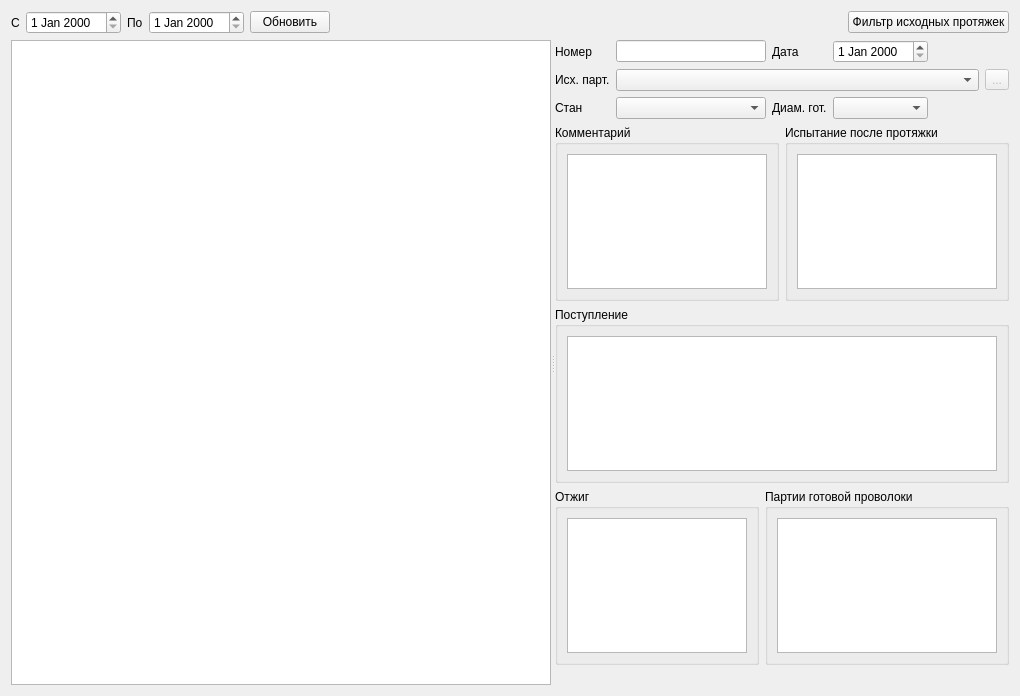
Qt form formpodt.ui (Sergeyego/wire_pr) before a commit.
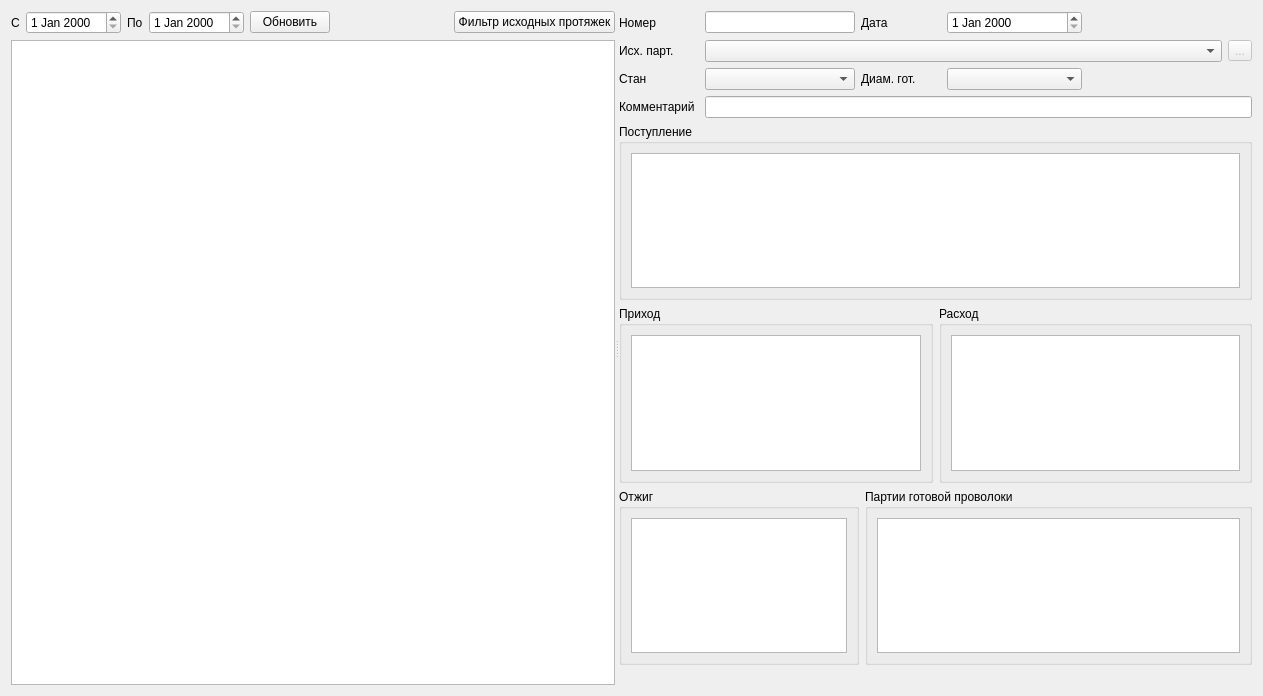
The same form after that commit. Icons and pictures are not drawn. Custom widgets are drawn as their Qt base class.

The edit to the form file:
```diff
--- a/formpodt.ui
+++ b/formpodt.ui
@@ -6,16 +6,23 @@
    <rect>
     <x>0</x>
     <y>0</y>
-    <width>1020</width>
+    <width>1263</width>
     <height>696</height>
    </rect>
   </property>
   <property name="windowTitle">
    <string>Подтяжки</string>
   </property>
-  <layout class="QVBoxLayout" name="verticalLayout_7">
+  <layout class="QVBoxLayout" name="verticalLayout_10">
    <item>
-    <layout class="QHBoxLayout" name="horizontalLayout_3">
+    <widget class="QSplitter" name="splitter">
+     <property name="orientation">
+      <enum>Qt::Horizontal</enum>
+     </property>
+     <widget class="QWidget" name="layoutWidget">
+      <layout class="QVBoxLayout" name="verticalLayout_8">
+       <item>
+        <layout class="QHBoxLayout" name="horizontalLayout_4">
      <item>
       <widget class="QLabel" name="label_8">
        <property name="text">
@@ -76,10 +83,6 @@
     </layout>
    </item>
    <item>
-    <widget class="QSplitter" name="splitter">
-     <property name="orientation">
-      <enum>Qt::Horizontal</enum>
-     </property>
      <widget class="QTableView" name="tableView">
       <property name="minimumSize">
        <size>
@@ -97,8 +100,11 @@
        <enum>QAbstractItemView::SelectRows</enum>
       </property>
      </widget>
+       </item>
+      </layout>
+     </widget>
      <widget class="QWidget" name="layoutWidget">
-      <layout class="QVBoxLayout" name="verticalLayout_5">
+      <layout class="QVBoxLayout" name="verticalLayout_9">
        <item>
         <layout class="QGridLayout" name="gridLayout">
          <item row="0" column="0">
@@ -228,48 +234,68 @@
            </property>
           </spacer>
          </item>
-        </layout>
-       </item>
-       <item>
-        <layout class="QHBoxLayout" name="horizontalLayout">
-         <item>
-          <widget class="QGroupBox" name="groupBox_3">
-           <property name="title">
+         <item row="3" column="0">
+          <widget class="QLabel" name="label_3">
+           <property name="text">
             <string>Комментарий</string>
            </property>
-           <layout class="QVBoxLayout" name="verticalLayout_4">
-            <item>
-             <widget class="QPlainTextEdit" name="textEditComment"/>
-            </item>
-           </layout>
           </widget>
          </item>
-         <item>
-          <widget class="QGroupBox" name="groupBoxMech">
-           <property name="title">
-            <string>Испытание после протяжки</string>
-           </property>
-           <layout class="QVBoxLayout" name="verticalLayout_2">
-            <item>
-             <widget class="DbViewer" name="tableViewMech"/>
-            </item>
-           </layout>
-          </widget>
-         </item>
-        </layout>
-       </item>
+         <item row="3" column="1" colspan="5">
+          <widget class="QLineEdit" name="lineEditComm"/>
+         </item>
+        </layout>
+       </item>
+       <item>
+        <layout class="QHBoxLayout" name="horizontalLayout">
        <item>
         <widget class="QGroupBox" name="groupBoxCont">
+           <property name="minimumSize">
+            <size>
+             <width>500</width>
+             <height>0</height>
+            </size>
+           </property>
          <property name="title">
           <string>Поступление</string>
          </property>
-         <layout class="QVBoxLayout" name="verticalLayout">
+           <layout class="QVBoxLayout" name="verticalLayout_7">
           <item>
            <widget class="DbViewer" name="tableViewCont"/>
           </item>
          </layout>
         </widget>
        </item>
+        </layout>
+       </item>
+       <item>
+        <layout class="QHBoxLayout" name="horizontalLayout_3">
+         <item>
+          <widget class="QGroupBox" name="groupBoxPodtIn">
+           <property name="title">
+            <string>Приход</string>
+           </property>
+           <layout class="QVBoxLayout" name="verticalLayout">
+            <item>
+             <widget class="DbViewer" name="tableViewPodtIn"/>
+            </item>
+           </layout>
+          </widget>
+         </item>
+         <item>
+          <widget class="QGroupBox" name="groupBoxPodtOut">
+           <property name="title">
+            <string>Расход</string>
+           </property>
+           <layout class="QVBoxLayout" name="verticalLayout_5">
+            <item>
+             <widget class="DbViewer" name="tableViewPodtOut"/>
+            </item>
+           </layout>
+          </widget>
+         </item>
+        </layout>
+       </item>
        <item>
         <layout class="QHBoxLayout" name="horizontalLayout_2">
          <item>
```
Left out of the diff: 2 changed lines with no effect on the pictures. Lines whose indentation alone changed are shown as unchanged.
